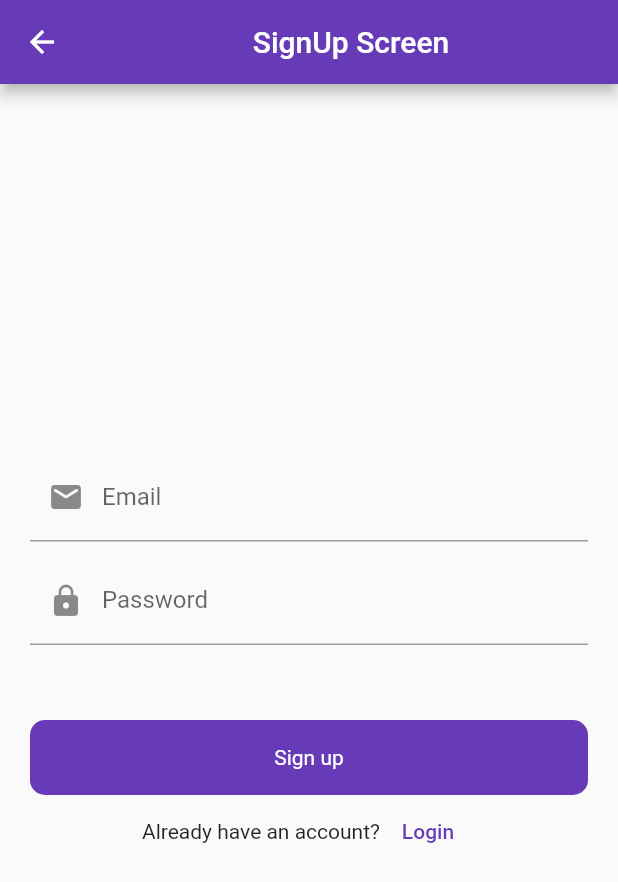
After one commit to asadullah43/firebase-practise, a Flutter app: the screen it shows after launch, after a tap on "Sign up", on a phone screen of 412 x 824 dp. The commit adds this screen. Shown: the top 882 px of the screen. Run offline on Flutter 3.47's test engine with Material 2 defaults, Android fonts, the phone set to English and light mode, and no system bars; our stand-ins replace firebase_core; accounts and stored records are empty.

Commit message:
Designed signup screen

```diff
--- a/lib/main.dart
+++ b/lib/main.dart
@@ -18,7 +18,7 @@ class MyApp extends StatelessWidget {
       theme: ThemeData(
         primarySwatch: Colors.deepPurple,
       ),
-      home: SplashScreen(),
+      home: const SplashScreen(),
     );
   }
 }
--- a/lib/ui/auth/login_screen.dart
+++ b/lib/ui/auth/login_screen.dart
@@ -1,3 +1,4 @@
+import 'package:firebase_practise/ui/auth/signup_screen.dart';
 import 'package:firebase_practise/ui/widget/round_button.dart';
 import 'package:flutter/material.dart';
 import 'package:flutter/services.dart';
@@ -22,7 +23,12 @@ class _LoginScreenState extends State<LoginScreen> {
 
   @override
   Widget build(BuildContext context) {
-    return Scaffold(
+    return WillPopScope(
+      onWillPop: () async {
+        SystemNavigator.pop();
+        return true;
+      },
+      child: Scaffold(
         appBar: AppBar(
           title: const Center(child: Text('Login Screen')),
           automaticallyImplyLeading: false,
@@ -83,8 +89,23 @@ class _LoginScreenState extends State<LoginScreen> {
                 onTap: () {
                   if (_formkey.currentState!.validate()) {}
                 },
+              ),
+              Row(
+                mainAxisAlignment: MainAxisAlignment.center,
+                children: [
+                  const Text("Don't have an account"),
+                  TextButton(
+                      onPressed: () {
+                        Navigator.push(
+                            context,
+                            MaterialPageRoute(
+                                builder: (context) => const SignUpScreen()));
+                      },
+                      child: const Text('Sign up'))
+                ],
               )
             ],
+          ),
         ),
       ),
     );
--- /dev/null
+++ b/lib/ui/auth/signup_screen.dart
@@ -0,0 +1,105 @@
+import 'package:firebase_practise/ui/auth/login_screen.dart';
+import 'package:firebase_practise/ui/widget/round_button.dart';
+import 'package:flutter/material.dart';
+
+class SignUpScreen extends StatefulWidget {
+  const SignUpScreen({super.key});
+
+  @override
+  State<SignUpScreen> createState() => _SignUpScreenState();
+}
+
+class _SignUpScreenState extends State<SignUpScreen> {
+  final emailController = TextEditingController();
+  final passwordController = TextEditingController();
+  final _formkey = GlobalKey<FormState>();
+  @override
+  void dispose() {
+    super.dispose();
+    emailController.dispose();
+    passwordController.dispose();
+  }
+
+  @override
+  Widget build(BuildContext context) {
+    return Scaffold(
+      appBar: AppBar(
+        title: const Center(child: Text('SignUp Screen')),
+      ),
+      body: Padding(
+        padding: const EdgeInsets.symmetric(horizontal: 20),
+        child: Column(
+          mainAxisAlignment: MainAxisAlignment.center,
+          crossAxisAlignment: CrossAxisAlignment.center,
+          children: [
+            Form(
+                key: _formkey,
+                child: Column(
+                  children: [
+                    TextFormField(
+                      keyboardType: TextInputType.emailAddress,
+                      controller: emailController,
+                      decoration: const InputDecoration(
+                        hintText: 'Enter your email',
+                        labelText: 'Email',
+                        prefixIcon: Icon(Icons.email_rounded),
+                      ),
+                      validator: (value) {
+                        if (value!.isEmpty) {
+                          return 'Enter email';
+                        } else {
+                          return null;
+                        }
+                      },
+                    ),
+                    const SizedBox(
+                      height: 10,
+                    ),
+                    TextFormField(
+                      keyboardType: TextInputType.text,
+                      controller: passwordController,
+                      obscureText: true,
+                      decoration: const InputDecoration(
+                        hintText: 'Enter your password',
+                        labelText: 'Password',
+                        prefixIcon: Icon(Icons.lock),
+                      ),
+                      validator: (value) {
+                        if (value!.isEmpty) {
+                          return 'Enter password';
+                        } else {
+                          return null;
+                        }
+                      },
+                    )
+                  ],
+                )),
+            const SizedBox(
+              height: 50,
+            ),
+            RoundButton(
+              title: 'Sign up',
+              onTap: () {
+                if (_formkey.currentState!.validate()) {}
+              },
+            ),
+            Row(
+              mainAxisAlignment: MainAxisAlignment.center,
+              children: [
+                const Text("Already have an account?"),
+                TextButton(
+                    onPressed: () {
+                      Navigator.push(
+                          context,
+                          MaterialPageRoute(
+                              builder: (context) => const LoginScreen()));
+                    },
+                    child: const Text('Login'))
+              ],
+            )
+          ],
+        ),
+      ),
+    );
+  }
+}
```
Lines whose indentation alone changed are shown as unchanged.
